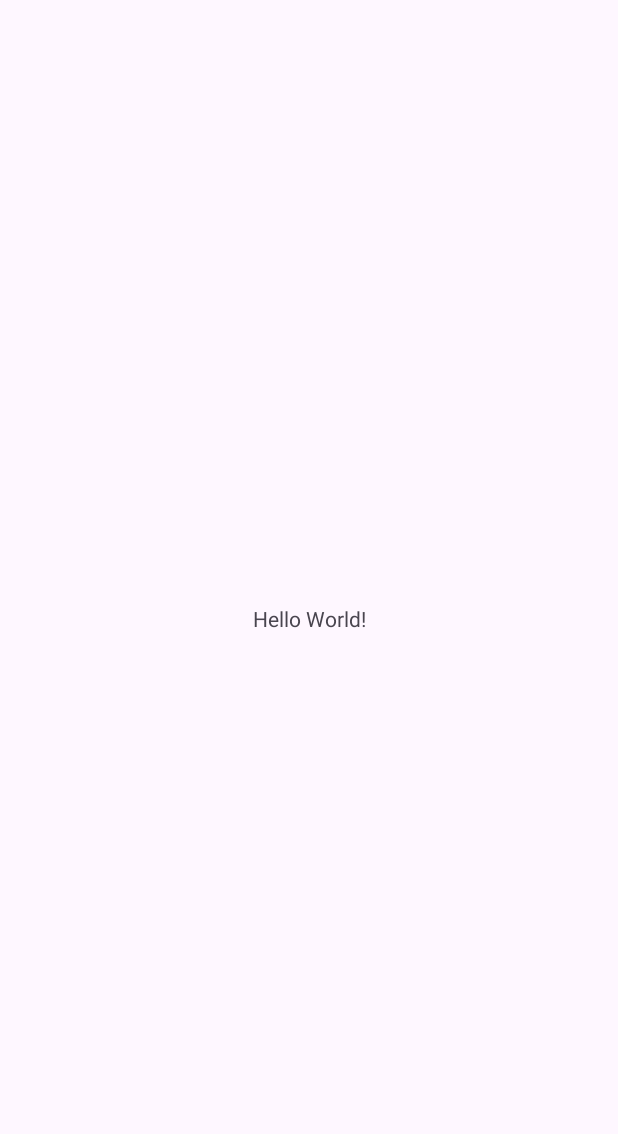
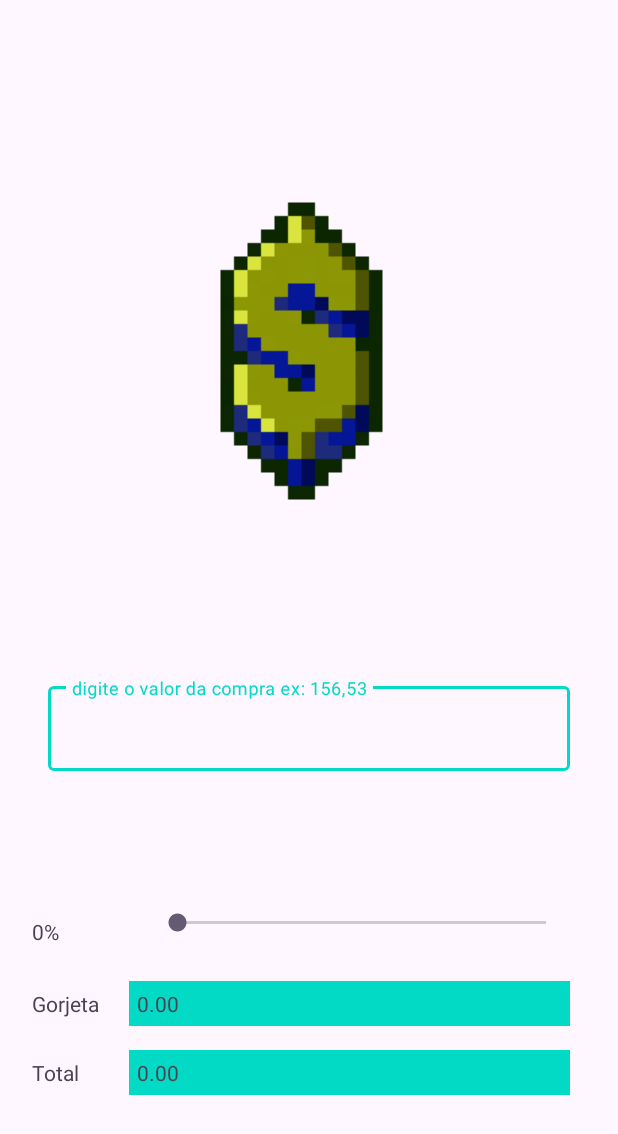
Before and after one commit to MatusMoura2/AppAndroid-Calculadora-de-gorjeta, an Android app: the screen it shows after launch (MainActivity), on a phone screen of 412 x 824 dp. Before the commit the part shown is almost empty. Shown: the top 1134 px of the screen. Run offline under Robolectric (Android 15) with nearby library versions, the phone set to English and light mode, and no system bars.

Commit message:
Implementando interface do app

```diff
--- a/app/src/main/res/layout/activity_main.xml
+++ b/app/src/main/res/layout/activity_main.xml
@@ -6,13 +6,108 @@
     android:layout_height="match_parent"
     tools:context=".MainActivity">
 
-    <TextView
+    <ImageView
+        android:id="@+id/imageView2"
         android:layout_width="wrap_content"
-        android:layout_height="wrap_content"
-        android:text="Hello World!"
+        android:layout_height="300dp"
+        android:layout_marginStart="80dp"
+        android:layout_marginTop="16dp"
+        android:layout_marginBottom="300dp"
         app:layout_constraintBottom_toBottomOf="parent"
         app:layout_constraintEnd_toEndOf="parent"
         app:layout_constraintStart_toStartOf="parent"
-        app:layout_constraintTop_toTopOf="parent" />
+        app:layout_constraintTop_toTopOf="parent"
+        app:srcCompat="@drawable/icondolar" />
+
+    <com.google.android.material.textfield.TextInputLayout
+        android:id="@+id/textInputLayout2"
+        android:layout_width="0dp"
+        android:layout_height="0dp"
+        android:layout_marginStart="32dp"
+        android:layout_marginTop="32dp"
+        android:layout_marginEnd="32dp"
+        android:layout_marginBottom="250dp"
+        app:layout_constraintBottom_toBottomOf="parent"
+        app:layout_constraintEnd_toEndOf="parent"
+        app:layout_constraintStart_toStartOf="parent"
+        app:layout_constraintTop_toBottomOf="@+id/imageView2">
+
+        <com.google.android.material.textfield.TextInputEditText
+            android:layout_width="match_parent"
+            android:layout_height="wrap_content"
+            android:hint="digite o valor da compra ex: 156,53"
+            android:inputType="numberDecimal" />
+    </com.google.android.material.textfield.TextInputLayout>
+
+    <TextView
+        android:id="@+id/textView2"
+        android:layout_width="70dp"
+        android:layout_height="wrap_content"
+        android:layout_marginStart="16dp"
+        android:layout_marginTop="32dp"
+        android:padding="5dp"
+        android:text="0%"
+        app:layout_constraintStart_toStartOf="parent"
+        app:layout_constraintTop_toBottomOf="@+id/textInputLayout2" />
+
+    <TextView
+        android:id="@+id/textView5"
+        android:layout_width="70dp"
+        android:layout_height="wrap_content"
+        android:layout_marginStart="16dp"
+        android:layout_marginTop="80dp"
+        android:padding="5dp"
+        android:text="Gorjeta"
+        app:layout_constraintStart_toStartOf="parent"
+        app:layout_constraintTop_toBottomOf="@+id/textInputLayout2" />
+
+    <TextView
+        android:id="@+id/textView7"
+        android:layout_width="70dp"
+        android:layout_height="wrap_content"
+        android:layout_marginStart="16dp"
+        android:layout_marginTop="16dp"
+        android:padding="5dp"
+        android:text="Total"
+        app:layout_constraintStart_toStartOf="parent"
+        app:layout_constraintTop_toBottomOf="@+id/textView5" />
+
+    <TextView
+        android:id="@+id/textView3"
+        android:layout_width="0dp"
+        android:layout_height="wrap_content"
+        android:layout_marginTop="16dp"
+        android:layout_marginEnd="32dp"
+        android:background="@color/design_default_color_secondary"
+        android:padding="5dp"
+        android:text="0.00"
+        app:layout_constraintEnd_toEndOf="parent"
+        app:layout_constraintStart_toEndOf="@+id/textView7"
+        app:layout_constraintTop_toBottomOf="@+id/textView4" />
+
+    <TextView
+        android:id="@+id/textView4"
+        android:layout_width="0dp"
+        android:layout_height="wrap_content"
+        android:layout_marginTop="80dp"
+        android:layout_marginEnd="32dp"
+        android:background="@color/design_default_color_secondary"
+        android:padding="5dp"
+        android:text="0.00"
+        app:layout_constraintEnd_toEndOf="parent"
+        app:layout_constraintHorizontal_bias="1.0"
+        app:layout_constraintStart_toEndOf="@+id/textView5"
+        app:layout_constraintTop_toBottomOf="@+id/textInputLayout2" />
+
+    <SeekBar
+        android:id="@+id/seekBar"
+        android:layout_width="0dp"
+        android:layout_height="wrap_content"
+        android:layout_marginStart="16dp"
+        android:layout_marginTop="32dp"
+        android:layout_marginEnd="32dp"
+        app:layout_constraintEnd_toEndOf="parent"
+        app:layout_constraintStart_toEndOf="@+id/textView2"
+        app:layout_constraintTop_toBottomOf="@+id/textInputLayout2" />
 
 </androidx.constraintlayout.widget.ConstraintLayout>
--- a/app/src/main/res/values/colors.xml
+++ b/app/src/main/res/values/colors.xml
@@ -1,5 +1,6 @@
 <?xml version="1.0" encoding="utf-8"?>
 <resources>
+    <color name="colorPrimary">#03DAC6</color>
     <color name="black">#FF000000</color>
     <color name="white">#FFFFFFFF</color>
 </resources>
--- a/app/src/main/res/values/themes.xml
+++ b/app/src/main/res/values/themes.xml
@@ -2,7 +2,7 @@
     <!-- Base application theme. -->
     <style name="Base.Theme.CalculadoraDeGorjeta" parent="Theme.Material3.DayNight.NoActionBar">
         <!-- Customize your light theme here. -->
-        <!-- <item name="colorPrimary">@color/my_light_primary</item> -->
+        <item name="colorPrimary">@color/colorPrimary</item>
     </style>
 
     <style name="Theme.CalculadoraDeGorjeta" parent="Base.Theme.CalculadoraDeGorjeta" />
```
Also changed, not shown: app/src/main/res/drawable/icondolar.png (added).
